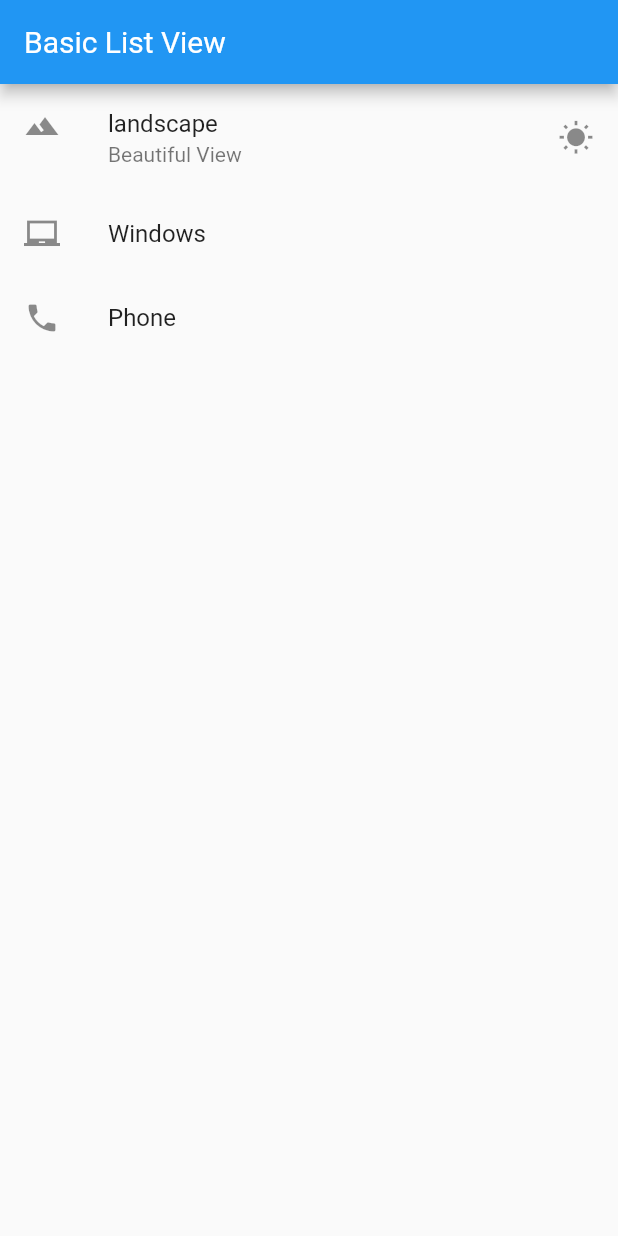
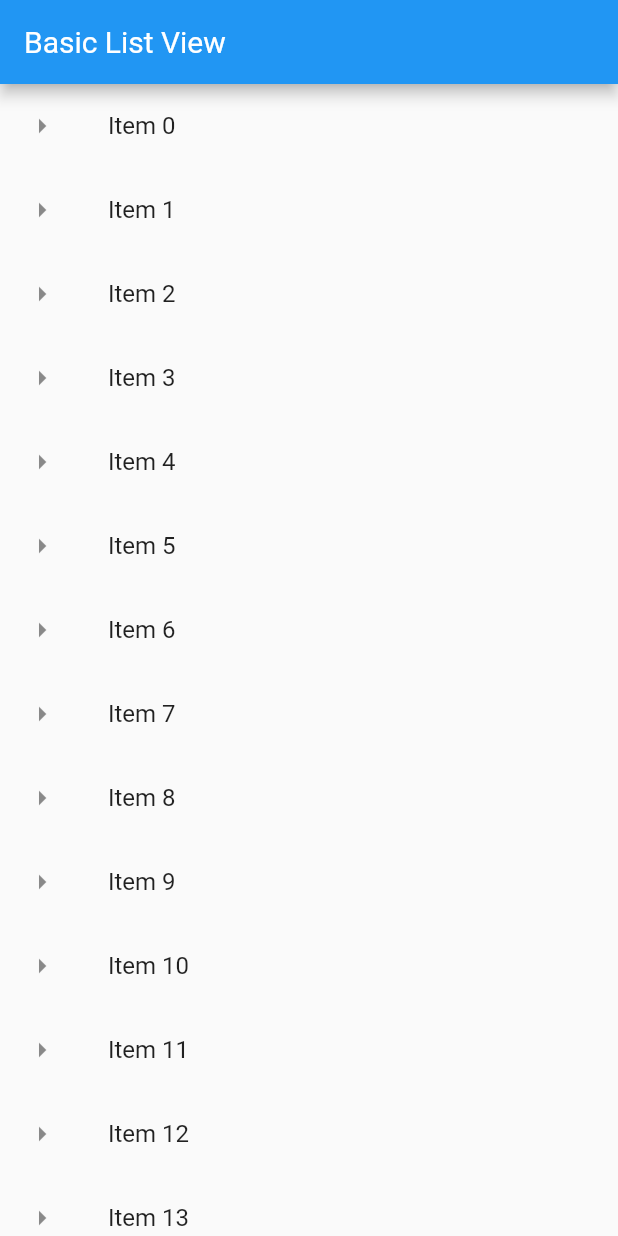
Before and after one commit to AlaaMetwally/flutter_app, a Flutter app: the screen it shows after launch, on a phone screen of 412 x 824 dp. Run offline on Flutter 3.47's test engine with Material 2 defaults, Android fonts, the phone set to English and light mode, and no system bars.

Commit message:
long lists

```diff
--- a/lib/main.dart
+++ b/lib/main.dart
@@ -17,31 +17,21 @@ class MyFlutterApp extends StatelessWidget {
         ));
   }
 
+  List<String> getListElements() {
+    return List<String>.generate(20, (index) => "Item $index");
+  }
+
   Widget getListView() {
-    var listView = ListView(
-      children: <Widget>[
-        ListTile(
-          leading: Icon(Icons.landscape),
-          title: Text("landscape"),
-          subtitle: Text("Beautiful View"),
-          trailing: Icon(Icons.wb_sunny),
-          onTap: () => debugPrint("landscape tapped"),
-        ),
-        ListTile(
-          leading: Icon(Icons.laptop_chromebook),
-          title: Text("Windows"),
-        ),
-        ListTile(
-          leading: Icon(Icons.phone),
-          title: Text("Phone"),
-        ),
-    //    Text("Yet another element in list"),
-    //    Container(
-    //      color: Colors.red,
-    //      height: 50.0,
-    //    )
-      ],
-    );
+    var listItems = getListElements();
+    var listView = ListView.builder(itemBuilder: (context, index) {
+      return ListTile(
+        leading: Icon(Icons.arrow_right),
+        title: Text(listItems[index]),
+        onTap: () {
+          debugPrint('${listItems[index]} was tapped');
+        },
+      );
+    });
     return listView;
   }
 }
```
